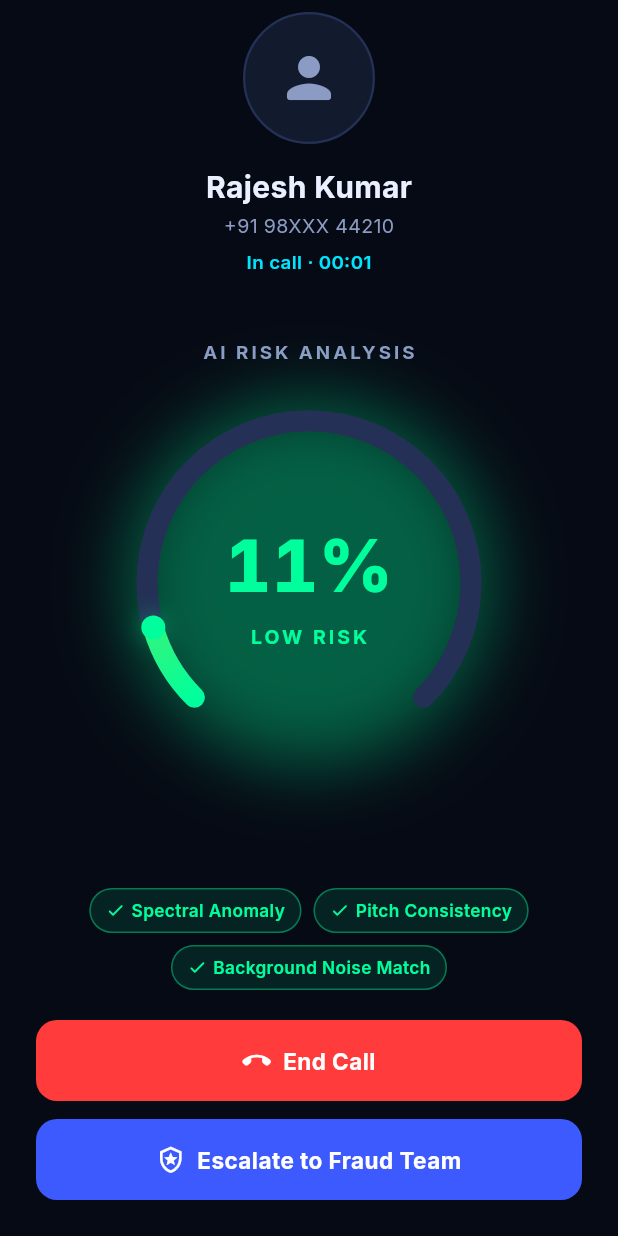
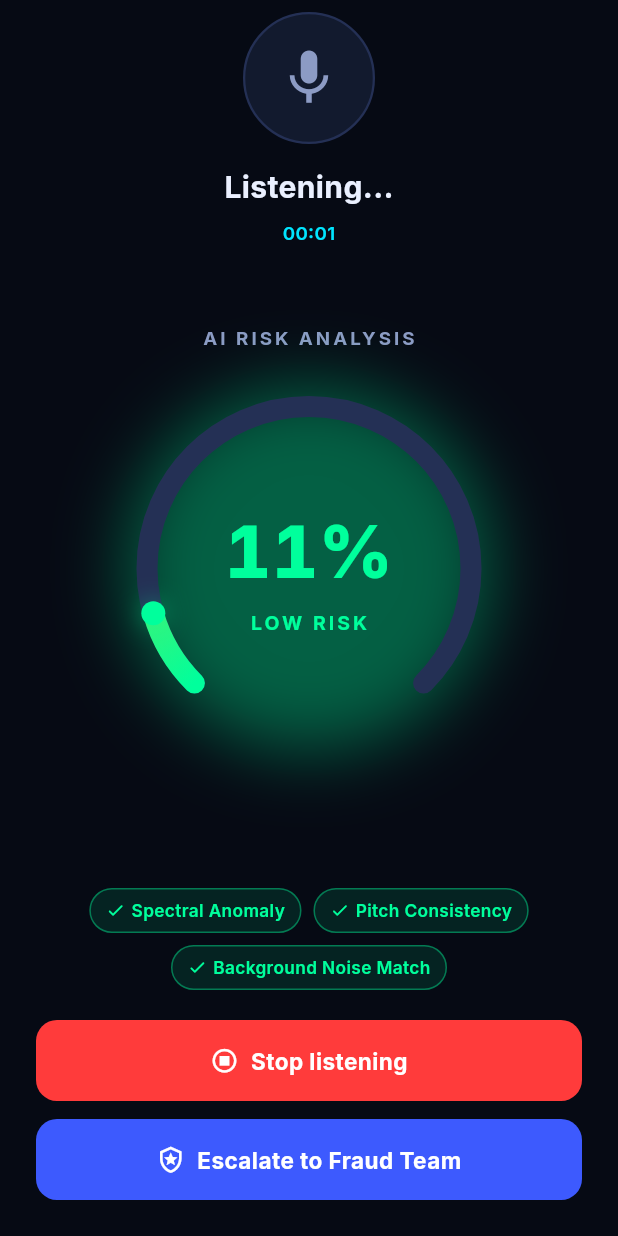
Before and after one commit to Botnikkk/voiceguard, a Flutter app: the LiveCallScreen screen opened directly, on a phone screen of 412 x 824 dp. Run offline on Flutter 3.47's test engine with Material 3 defaults, Android fonts, the phone set to English and light mode, and no system bars; our stand-ins replace flutter_riverpod, google_fonts, local_auth, permission_handler; missing offline and left inert: phone_state.

Commit message:
Switched from call detection to microphone detection. Added logout feature.

```diff
--- a/lib/core/services/call_detection_service.dart
+++ b/lib/core/services/call_detection_service.dart
@@ -27,7 +27,8 @@ class CallDetectionService {
   CallDetectionService._();
   static final CallDetectionService instance = CallDetectionService._();
 
-  final GlobalKey<NavigatorState> navigatorKey = GlobalKey<NavigatorState>();
+  final GlobalKey<NavigatorState> globalNavigatorKey =
+      GlobalKey<NavigatorState>();
 
   bool _isShowingCallScreen = false;
 
@@ -42,7 +43,8 @@ class CallDetectionService {
     ].request();
 
     if (statuses[Permission.phone]?.isGranted != true) {
-      debugPrint('[CallDetectionService] Phone permission denied — cannot detect real calls.');
+      debugPrint(
+          '[CallDetectionService] Phone permission denied — cannot detect real calls.');
       return;
     }
 
@@ -55,7 +57,7 @@ class CallDetectionService {
         _launchLiveCallScreen(event.number);
         break;
       case PhoneStateStatus.CALL_OUTGOING:
-    // Handle outgoing call logic here
+        // Handle outgoing call logic here
         break;
       case PhoneStateStatus.CALL_ENDED:
       case PhoneStateStatus.NOTHING:
@@ -65,22 +67,18 @@ class CallDetectionService {
         // Call was answered — LiveCallScreen is already showing from the
         // CALL_INCOMING event above; nothing further to do here.
         break;
-
     }
   }
 
   void _launchLiveCallScreen(String? number) {
     if (_isShowingCallScreen) return;
-    final navState = navigatorKey.currentState;
+    final navState = globalNavigatorKey.currentState;
     if (navState == null) return;
 
     _isShowingCallScreen = true;
     navState.push(
       MaterialPageRoute(
-        builder: (_) => LiveCallScreen(
-          callerName: 'Unknown Caller', // resolve against local contacts if desired
-          callerNumber: number ?? 'Unknown number',
-        ),
+        builder: (_) => const LiveCallScreen(),
       ),
     );
   }
--- a/lib/features/auth/screens/login_screen.dart
+++ b/lib/features/auth/screens/login_screen.dart
@@ -14,7 +14,7 @@ class LoginScreen extends ConsumerStatefulWidget {
 
 class _LoginScreenState extends ConsumerState<LoginScreen> {
   final _userIdController = TextEditingController(text: 'User_2014');
-  final _passwordController = TextEditingController();
+  final _passwordController = TextEditingController(text: 'Password123!');
   bool _obscurePassword = true;
 
   @override
--- a/lib/features/call_analysis/screens/live_call_screen.dart
+++ b/lib/features/call_analysis/screens/live_call_screen.dart
@@ -9,16 +9,12 @@ class LiveCallScreen extends ConsumerWidget {
   /// Caller's display name. Real telecom calls rarely expose a name (only
   /// a number) unless it matches a local contact — resolve that lookup
   /// yourself and pass it in, or fall back to "Unknown Caller".
-  final String callerName;
 
   /// Real caller number when launched from an actual incoming call via
   /// [CallDetectionService]; a dummy number for the "Simulate" demo path.
-  final String callerNumber;
 
   const LiveCallScreen({
     super.key,
-    this.callerName = 'Rajesh Kumar',
-    this.callerNumber = '+91 98XXX 44210',
   });
 
   void _showEscalationSheet(BuildContext context) {
@@ -152,22 +148,18 @@ class LiveCallScreen extends ConsumerWidget {
             color: AppColors.bgSurface,
             border: Border.all(color: AppColors.border, width: 1.5),
           ),
-          child: const Icon(Icons.person_rounded,
-              color: AppColors.textSecondary, size: 44),
+          child:
+              const Icon(Icons.mic, color: AppColors.textSecondary, size: 44),
         ),
         const SizedBox(height: 14),
-        Text(
-          callerName,
-          style: const TextStyle(
+        const Text(
+          "Listening...",
+          style: TextStyle(
               color: AppColors.textPrimary,
               fontSize: 20,
               fontWeight: FontWeight.w700),
         ),
         const SizedBox(height: 2),
-        Text(
-          callerNumber,
-          style: const TextStyle(color: AppColors.textSecondary, fontSize: 13),
-        ),
         const SizedBox(height: 6),
         const _CallTimer(),
       ],
@@ -249,8 +241,8 @@ class LiveCallScreen extends ConsumerWidget {
         children: [
           const SizedBox(width: 12),
           CustomButton(
-            label: 'End Call',
-            icon: Icons.call_end_rounded,
+            label: 'Stop listening',
+            icon: Icons.stop_circle_outlined,
             variant: ButtonVariant.danger,
             onPressed: () => Navigator.of(context).pop(),
           ),
@@ -296,7 +288,7 @@ class _CallTimerState extends State<_CallTimer> {
   @override
   Widget build(BuildContext context) {
     return Text(
-      'In call · $_formatted',
+      _formatted,
       style: const TextStyle(
           color: AppColors.accentCyan,
           fontSize: 12.5,
--- a/lib/main.dart
+++ b/lib/main.dart
@@ -7,6 +7,9 @@ import 'features/auth/screens/login_screen.dart';
 void main() {
   runApp(const ProviderScope(child: VoiceGuardApp()));
 }
+
+final GlobalKey<NavigatorState> globalNavigatorKey =
+    GlobalKey<NavigatorState>();
 
 class VoiceGuardApp extends StatefulWidget {
   const VoiceGuardApp({super.key});
@@ -26,7 +29,7 @@ class _VoiceGuardAppState extends State<VoiceGuardApp> {
   @override
   Widget build(BuildContext context) {
     return MaterialApp(
-      navigatorKey: CallDetectionService.instance.navigatorKey,
+      navigatorKey: globalNavigatorKey,
       title: 'VoiceGuard AI',
       debugShowCheckedModeBanner: false,
       theme: AppTheme.darkTheme,
```
Also changed, not shown: lib/features/dashboard/screens/dashboard_screen.dart (+21 -11 lines), lib/features/settings/screens/settings_screen.dart (+41 -10 lines).
